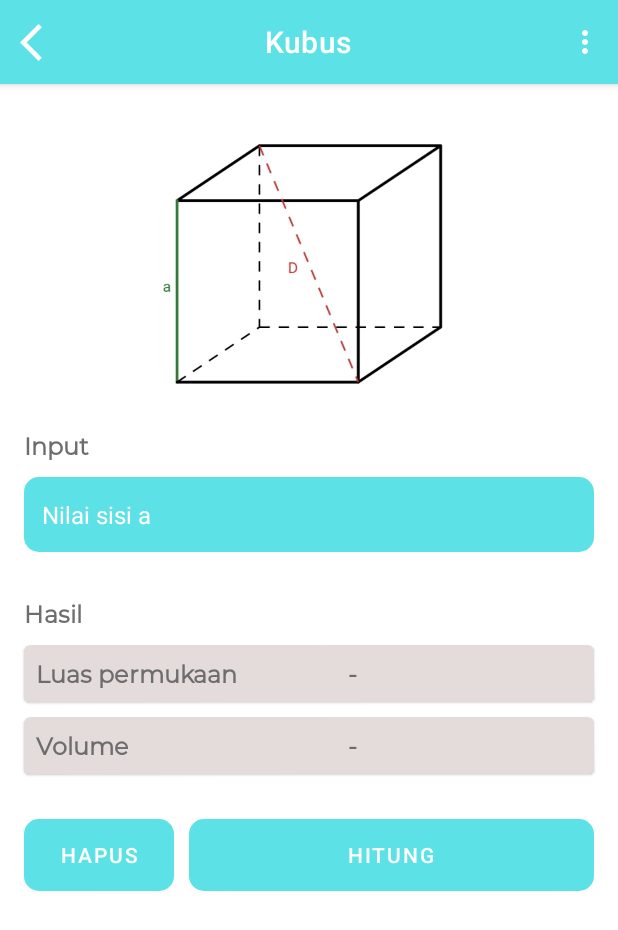
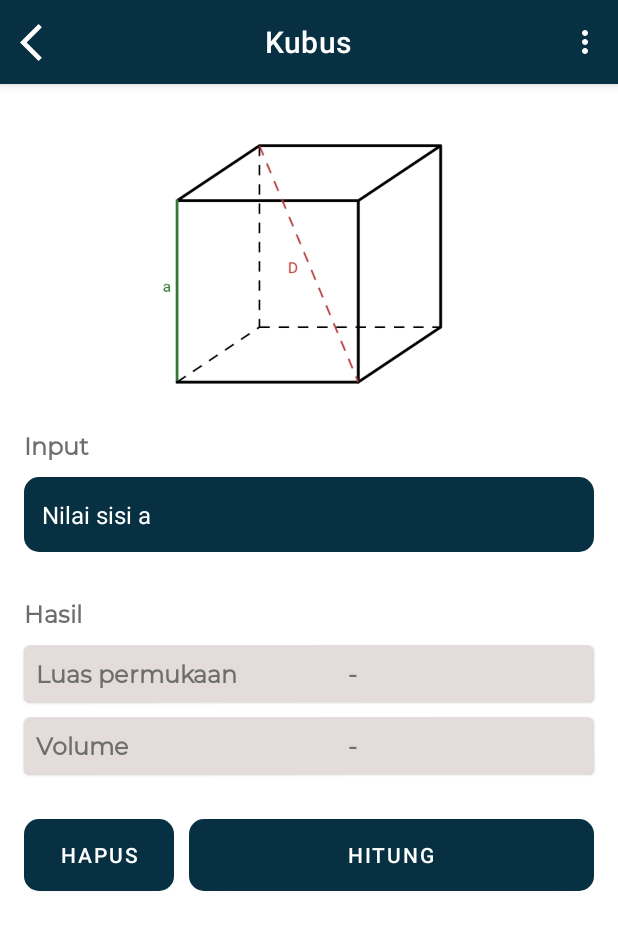
Before and after one commit to antoniofendy/AplikasiBangunRuang_Android, an Android app: the CubeActivity screen opened directly, with no data from a screen before it, on a phone screen of 412 x 824 dp. Shown: the top 930 px of the screen. Run offline under Robolectric (Android 15) with nearby library versions, the light colour scheme and no system bars.

Commit message:
Set color scheme

```diff
--- a/app/src/main/res/values/colors.xml
+++ b/app/src/main/res/values/colors.xml
@@ -3,13 +3,16 @@
     <color name="purple_200">#FFBB86FC</color>
     <color name="purple_500">#FF6200EE</color>
     <color name="purple_700">#FF3700B3</color>
-    <color name="teal_200">#FF03DAC5</color>
+    <color name="teal_200"></color>
     <color name="teal_700">#FF018786</color>
     <color name="black">#FF000000</color>
-    <color name="white">#FFFFFFFF</color>
     <color name="primary_color">#073042</color>
-    <color name="secondary_color">#5CE1E6</color>
-    <color name="tersier_color">#9BD6DD</color>
+    <color name="tertiary_color">#9BD6DD</color>
     <color name="dark_grey">#6D6D6D</color>
     <color name="light_grey">#E4DBDB</color>
+
+    <color name="white">#FFFFFFFF</color>
+    <color name="primary">#E4DBDB</color>
+    <color name="secondary_color">#073042</color>
+    <color name="accent">#FF03DAC5</color>
 </resources>
```
